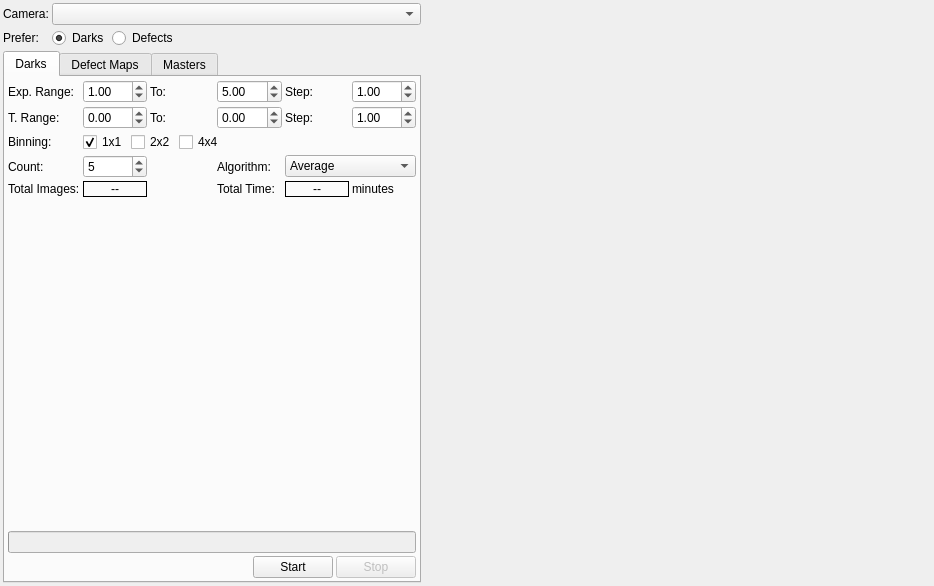
Qt form kstars/ekos/auxiliary/darklibrary.ui (KDE/kstars) before a commit.
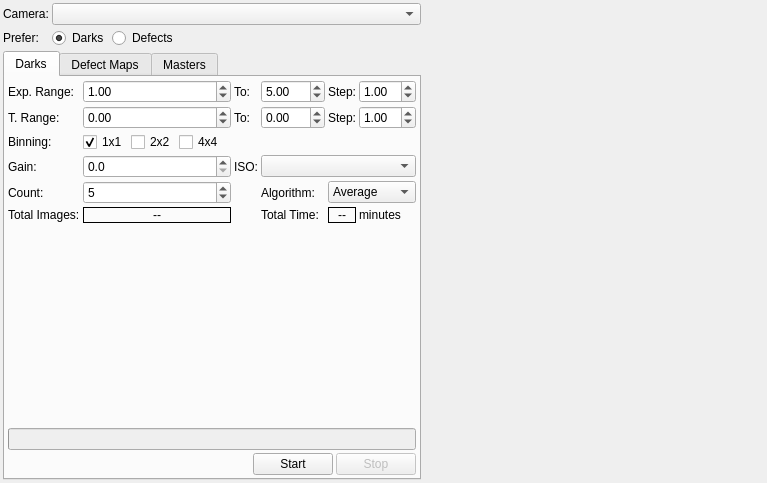
The same form after that commit. Icons and pictures are not drawn. Custom widgets are drawn as their Qt base class.

Commit message:
Add Gain and ISO to dark library
Dark Library didn't have ISO and Gain controls, and these are needed when recording dark frames. There are added in this MR.

Diff of the .ui file:
```diff
--- a/kstars/ekos/auxiliary/darklibrary.ui
+++ b/kstars/ekos/auxiliary/darklibrary.ui
@@ -6,8 +6,8 @@
    <rect>
     <x>0</x>
     <y>0</y>
-    <width>934</width>
-    <height>586</height>
+    <width>767</width>
+    <height>483</height>
    </rect>
   </property>
   <property name="windowTitle">
@@ -155,19 +155,66 @@
              <property name="spacing">
               <number>3</number>
              </property>
-             <item row="0" column="1">
-              <widget class="QDoubleSpinBox" name="minExposureSpin">
-               <property name="toolTip">
-                <string>Minimum exposure time in seconds.</string>
+             <item row="2" column="0">
+              <widget class="QLabel" name="label_11">
+               <property name="text">
+                <string>Binning:</string>
                </property>
+              </widget>
+             </item>
+             <item row="1" column="3">
+              <widget class="QDoubleSpinBox" name="maxTemperatureSpin">
                <property name="minimum">
-                <double>0.010000000000000</double>
+                <double>-50.000000000000000</double>
                </property>
                <property name="maximum">
-                <double>998.000000000000000</double>
+                <double>20.000000000000000</double>
                </property>
                <property name="value">
-                <double>1.000000000000000</double>
+                <double>0.000000000000000</double>
+               </property>
+              </widget>
+             </item>
+             <item row="0" column="0">
+              <widget class="QLabel" name="label">
+               <property name="text">
+                <string>Exp. Range:</string>
+               </property>
+              </widget>
+             </item>
+             <item row="4" column="4" colspan="2">
+              <widget class="QComboBox" name="combinAlgorithmCombo">
+               <item>
+                <property name="text">
+                 <string>Average</string>
+                </property>
+               </item>
+              </widget>
+             </item>
+             <item row="0" column="4">
+              <widget class="QLabel" name="label_3">
+               <property name="text">
+                <string>Step:</string>
+               </property>
+              </widget>
+             </item>
+             <item row="5" column="5">
+              <widget class="QLabel" name="label_14">
+               <property name="text">
+                <string>minutes</string>
+               </property>
+              </widget>
+             </item>
+             <item row="1" column="1">
+              <widget class="QDoubleSpinBox" name="minTemperatureSpin">
+               <property name="minimum">
+                <double>-50.000000000000000</double>
+               </property>
+               <property name="maximum">
+                <double>20.000000000000000</double>
+               </property>
+               <property name="value">
+                <double>0.000000000000000</double>
                </property>
               </widget>
              </item>
@@ -178,39 +225,26 @@
                </property>
               </widget>
              </item>
-             <item row="3" column="0">
-              <widget class="QLabel" name="label_12">
+             <item row="1" column="4">
+              <widget class="QLabel" name="temperatureStepLabel">
                <property name="text">
-                <string>Count:</string>
+                <string>Step:</string>
                </property>
               </widget>
              </item>
-             <item row="1" column="3">
-              <widget class="QDoubleSpinBox" name="maxTemperatureSpin">
-               <property name="minimum">
-                <double>-50.000000000000000</double>
-               </property>
-               <property name="maximum">
-                <double>20.000000000000000</double>
-               </property>
-               <property name="value">
-                <double>0.000000000000000</double>
-               </property>
-              </widget>
-             </item>
-             <item row="3" column="1">
-              <widget class="QSpinBox" name="countSpin">
+             <item row="5" column="4">
+              <widget class="QLabel" name="totalTime">
                <property name="toolTip">
-                <string>Captures per configuration. This number of images would be averaged to produce the master dark frame.</string>
+                <string>Total estimated time until all dark frames are captured and processed.</string>
                </property>
-               <property name="minimum">
-                <number>3</number>
+               <property name="frameShape">
+                <enum>QFrame::Box</enum>
                </property>
-               <property name="maximum">
-                <number>20</number>
+               <property name="text">
+                <string>--</string>
                </property>
-               <property name="value">
-                <number>5</number>
+               <property name="alignment">
+                <set>Qt::AlignCenter</set>
                </property>
               </widget>
              </item>
@@ -267,6 +301,33 @@
                </item>
               </layout>
              </item>
+             <item row="4" column="0">
+              <widget class="QLabel" name="label_12">
+               <property name="text">
+                <string>Count:</string>
+               </property>
+              </widget>
+             </item>
+             <item row="4" column="3">
+              <widget class="QLabel" name="label_5">
+               <property name="text">
+                <string>Algorithm:</string>
+               </property>
+              </widget>
+             </item>
+             <item row="1" column="5">
+              <widget class="QDoubleSpinBox" name="temperatureStepSpin">
+               <property name="minimum">
+                <double>0.500000000000000</double>
+               </property>
+               <property name="maximum">
+                <double>20.000000000000000</double>
+               </property>
+               <property name="value">
+                <double>1.000000000000000</double>
+               </property>
+              </widget>
+             </item>
              <item row="0" column="5">
               <widget class="QDoubleSpinBox" name="exposureStepSin">
                <property name="toolTip">
@@ -283,10 +344,55 @@
                </property>
               </widget>
              </item>
-             <item row="0" column="0">
-              <widget class="QLabel" name="label">
+             <item row="5" column="3">
+              <widget class="QLabel" name="label_13">
                <property name="text">
-                <string>Exp. Range:</string>
+                <string>Total Time:</string>
+               </property>
+              </widget>
+             </item>
+             <item row="0" column="1">
+              <widget class="QDoubleSpinBox" name="minExposureSpin">
+               <property name="toolTip">
+                <string>Minimum exposure time in seconds.</string>
+               </property>
+               <property name="minimum">
+                <double>0.010000000000000</double>
+               </property>
+               <property name="maximum">
+                <double>998.000000000000000</double>
+               </property>
+               <property name="value">
+                <double>1.000000000000000</double>
+               </property>
+              </widget>
+             </item>
+             <item row="4" column="1">
+              <widget class="QSpinBox" name="countSpin">
+               <property name="toolTip">
+                <string>Captures per configuration. This number of images would be averaged to produce the master dark frame.</string>
+               </property>
+               <property name="minimum">
+                <number>3</number>
+               </property>
+               <property name="maximum">
+                <number>20</number>
+               </property>
+               <property name="value">
+                <number>5</number>
+               </property>
+              </widget>
+             </item>
+             <item row="5" column="1">
+              <widget class="QLabel" name="totalImages">
+               <property name="frameShape">
+                <enum>QFrame::Box</enum>
+               </property>
+               <property name="text">
+                <string>--</string>
+               </property>
+               <property name="alignment">
+                <set>Qt::AlignCenter</set>
                </property>
               </widget>
              </item>
@@ -297,13 +403,6 @@
                </property>
               </widget>
              </item>
-             <item row="0" column="4">
-              <widget class="QLabel" name="label_3">
-               <property name="text">
-                <string>Step:</string>
-               </property>
-              </widget>
-             </item>
              <item row="0" column="3">
               <widget class="QDoubleSpinBox" name="maxExposureSpin">
                <property name="toolTip">
@@ -327,109 +426,62 @@
                </property>
               </widget>
              </item>
-             <item row="1" column="5">
-              <widget class="QDoubleSpinBox" name="temperatureStepSpin">
-               <property name="minimum">
-                <double>0.500000000000000</double>
-               </property>
-               <property name="maximum">
-                <double>20.000000000000000</double>
-               </property>
-               <property name="value">
-                <double>1.000000000000000</double>
-               </property>
-              </widget>
-             </item>
-             <item row="1" column="1">
-              <widget class="QDoubleSpinBox" name="minTemperatureSpin">
-               <property name="minimum">
-                <double>-50.000000000000000</double>
-               </property>
-               <property name="maximum">
-                <double>20.000000000000000</double>
-               </property>
-               <property name="value">
-                <double>0.000000000000000</double>
-               </property>
-              </widget>
-             </item>
-             <item row="1" column="4">
-              <widget class="QLabel" name="temperatureStepLabel">
-               <property name="text">
-                <string>Step:</string>
-               </property>
-              </widget>
-             </item>
-             <item row="2" column="0">
-              <widget class="QLabel" name="label_11">
-               <property name="text">
-                <string>Binning:</string>
-               </property>
-              </widget>
-             </item>
-             <item row="3" column="3">
-              <widget class="QLabel" name="label_5">
-               <property name="text">
-                <string>Algorithm:</string>
-               </property>
-              </widget>
-             </item>
-             <item row="3" column="4" colspan="2">
-              <widget class="QComboBox" name="combinAlgorithmCombo">
-               <item>
-                <property name="text">
-                 <string>Average</string>
-                </property>
-               </item>
-              </widget>
-             </item>
-             <item row="4" column="3">
-              <widget class="QLabel" name="label_13">
-               <property name="text">
-                <string>Total Time:</string>
-               </property>
-              </widget>
-             </item>
-             <item row="4" column="4">
-              <widget class="QLabel" name="totalTime">
-               <property name="toolTip">
-                <string>Total estimated time until all dark frames are captured and processed.</string>
-               </property>
-               <property name="frameShape">
-                <enum>QFrame::Box</enum>
-               </property>
-               <property name="text">
-                <string>--</string>
-               </property>
-               <property name="alignment">
-                <set>Qt::AlignCenter</set>
-               </property>
-              </widget>
-             </item>
-             <item row="4" column="5">
-              <widget class="QLabel" name="label_14">
-               <property name="text">
-                <string>minutes</string>
-               </property>
-              </widget>
-             </item>
-             <item row="4" column="0">
+             <item row="5" column="0">
               <widget class="QLabel" name="label_9">
                <property name="text">
                 <string>Total Images:</string>
                </property>
               </widget>
              </item>
-             <item row="4" column="1">
-              <widget class="QLabel" name="totalImages">
-               <property name="frameShape">
-                <enum>QFrame::Box</enum>
+             <item row="3" column="0">
+              <widget class="QLabel" name="textLabel1_21">
+               <property name="toolTip">
+                <string>Camera Gain</string>
                </property>
+               <property name="whatsThis">
+                <string/>
+               </property>
                <property name="text">
-                <string>--</string>
+                <string>Gain:</string>
+               </property>
+              </widget>
+             </item>
+             <item row="3" column="1">
+              <widget class="QDoubleSpinBox" name="captureGainN">
+               <property name="sizePolicy">
+                <sizepolicy hsizetype="MinimumExpanding" vsizetype="Fixed">
+                 <horstretch>0</horstretch>
+                 <verstretch>0</verstretch>
+                </sizepolicy>
+               </property>
+               <property name="toolTip">
+                <string>Camera Gain</string>
+               </property>
+               <property name="decimals">
+                <number>1</number>
+               </property>
+               <property name="maximum">
+                <double>10000.000000000000000</double>
+               </property>
+               <property name="singleStep">
+                <double>10.000000000000000</double>
+               </property>
+              </widget>
+             </item>
+             <item row="3" column="2">
+              <widget class="QLabel" name="ISOLabel">
+               <property name="text">
+                <string>ISO:</string>
                </property>
                <property name="alignment">
-                <set>Qt::AlignCenter</set>
+                <set>Qt::AlignLeading|Qt::AlignLeft|Qt::AlignVCenter</set>
+               </property>
+              </widget>
+             </item>
+             <item row="3" column="3" colspan="3">
+              <widget class="QComboBox" name="captureISOS">
+               <property name="toolTip">
+                <string>Camera ISO</string>
                </property>
               </widget>
              </item>
```
Left out of the diff: 2 changed lines with no effect on the pictures. The commit also changes 6 other files.
